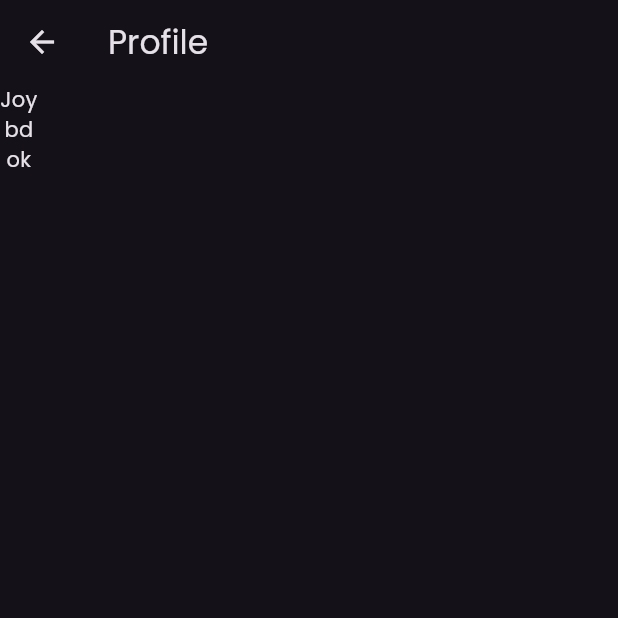
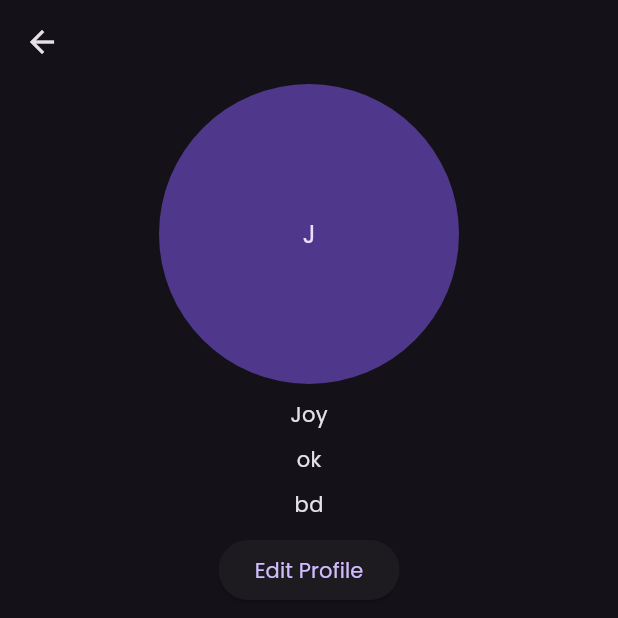
Before and after one commit to DebasisLeo/globalchat, a Flutter app: the Dashboard screen opened directly, in the side drawer, after a tap on "Profile", on a phone screen of 412 x 824 dp, the top half of it. Run offline on Flutter 3.47's test engine with Material 3 defaults, Android fonts, the phone set to English and light mode, and no system bars; our stand-ins replace cloud_firestore, firebase_auth, firebase_core; accounts and stored records are empty.

Commit message:
implemet edit functionality

```diff
--- a/lib/scrrens/dashboard_screen.dart
+++ b/lib/scrrens/dashboard_screen.dart
@@ -1,7 +1,10 @@
+import 'package:cloud_firestore/cloud_firestore.dart';
 import 'package:firebase_auth/firebase_auth.dart';
 import 'package:flutter/material.dart';
+import 'package:globalchat/providers/user_provider.dart';
 import 'package:globalchat/scrrens/profile_screen.dart';
 import 'package:globalchat/scrrens/splash_screen.dart';
+import 'package:provider/provider.dart';
 
 class Dashboard extends StatefulWidget {
   const Dashboard({super.key});
@@ -12,11 +15,42 @@ class Dashboard extends StatefulWidget {
 
 class _DashboardState extends State<Dashboard> {
   var user = FirebaseAuth.instance.currentUser;
+  var db = FirebaseFirestore.instance;
+  List<Map<String, dynamic>> chatList = [];
+
+  Future<void> getChatListData() async {
+  await  db.collection('chatrooms').get().then((dataSnap) {
+      for (var singleData in dataSnap.docs) {
+        chatList.add(singleData.data());
+      }
+      setState(() {});
+    });
+  }
+  @override
+  void initState() {
+    getChatListData();
+    super.initState();
+  }
+
   @override
   Widget build(BuildContext context) {
+    var userProvider=Provider.of<UserProvider>(context);
+    var scaffoldKey=GlobalKey<ScaffoldState>();
     return Scaffold(
+      key: scaffoldKey,
         appBar: AppBar(
           title: Text('Dashboard'),
+          leading: InkWell(
+            onTap: (){
+              scaffoldKey.currentState!.openDrawer();
+            },
+            child: Padding(
+              padding: const EdgeInsets.all(8.0),
+              child: CircleAvatar(
+                child: Text(userProvider.userName[0]),
+              ),
+            ),
+          ),
         ),
         drawer: Drawer(
           child: Container(
@@ -24,6 +58,21 @@ class _DashboardState extends State<Dashboard> {
               children: [
                 SizedBox(
                   height: 50,
+                ),
+                ListTile(
+                  onTap: () {
+                    Navigator.push(
+                      context,
+                      (MaterialPageRoute(builder: (context) {
+                        return Profile();
+                      })),
+                    );
+                  },
+                  leading: CircleAvatar(
+                    child: Text(userProvider.userName[0]),
+                  ),
+                  title: Text(userProvider.userName,style: TextStyle(fontWeight: FontWeight.bold),),
+                  subtitle: Text(userProvider.userEmail),
                 ),
                 ListTile(
                   onTap: () {
@@ -58,12 +107,18 @@ class _DashboardState extends State<Dashboard> {
             ),
           ),
         ),
-      body: Column(
-        children: [
-          Text('Welcome'),
-          Text((user?.email ?? '').toString()),
-        ],
+        body: ListView.builder(
+            itemCount: chatList.length,
+            itemBuilder: (BuildContext context, int index) {
+              var chatroomName=chatList[index]['chatroom_name']??'';
+              return ListTile(
+                leading: CircleAvatar(
+                  backgroundColor: Colors.blueGrey,
+                  child: Text(chatroomName[0]),
                 ),
+                title: Text(chatroomName,style: TextStyle(color: Colors.white),),
+                subtitle: Text(chatList[index]['des']),
               );
+            }));
   }
 }
--- a/lib/scrrens/profile_screen.dart
+++ b/lib/scrrens/profile_screen.dart
@@ -2,6 +2,7 @@ import 'package:cloud_firestore/cloud_firestore.dart';
 import 'package:firebase_auth/firebase_auth.dart';
 import 'package:flutter/material.dart';
 import 'package:globalchat/providers/user_provider.dart';
+import 'package:globalchat/scrrens/edit_screen.dart';
 import 'package:provider/provider.dart';
 
 class Profile extends StatefulWidget {
@@ -25,14 +26,33 @@ class _ProfileState extends State<Profile> {
     var userProvider=Provider.of<UserProvider>(context);
     return Scaffold(
       appBar: AppBar(
-        title: Text('Profile'),
+        title: Text(''),
       ),
-      body: Column(
-        children: [
-          Text(userProvider.userName ),
-          Text(userProvider.userCountry ),
-          Text(userProvider.userEmail),
-        ],
+      body: Container(
+        width: double.infinity,
+        child: Column(
+          crossAxisAlignment: CrossAxisAlignment.center,
+          children: [
+            CircleAvatar(
+              radius: 100,
+              child: Text(userProvider.userName[0]),),
+              SizedBox(height: 10,),
+            Text(userProvider.userName ),
+             SizedBox(height: 10,),
+             Text(userProvider.userEmail),
+              SizedBox(height: 10,),
+            Text(userProvider.userCountry ),
+             SizedBox(height: 10,),
+             ElevatedButton(onPressed: (){
+              Navigator.pushReplacement(
+        context,
+        (MaterialPageRoute(builder: (context) {
+          return EditScreen();
+        })));
+             }, child: Text('Edit Profile'))
+
+          ],
+        ),
       ),
     );
   }
```
Also changed, not shown: lib/scrrens/edit_screen.dart (added, +78 -0 lines). Lines whose indentation alone changed are shown as unchanged.
